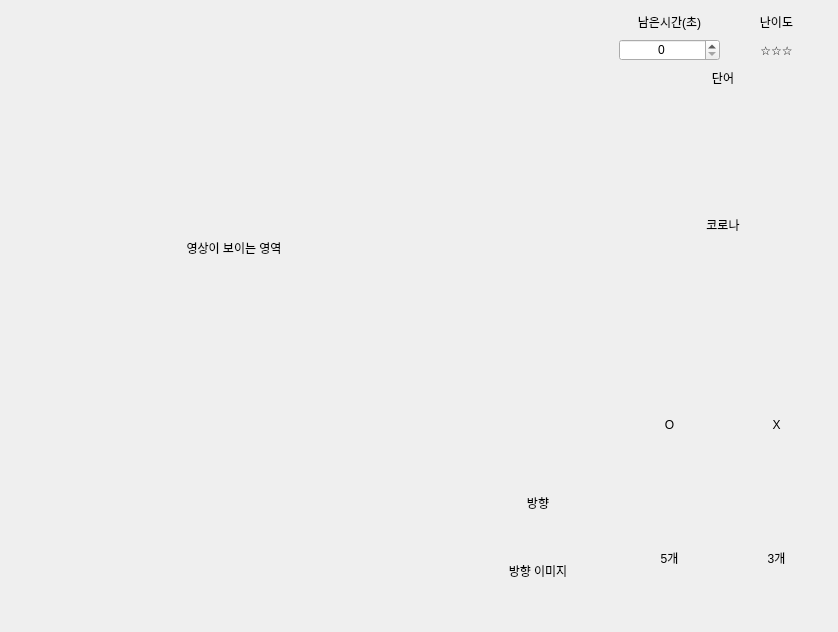
Above: resource/test_form.ui from boa9448/PyAutoMakerHuman before the change. Below: the same form after it.
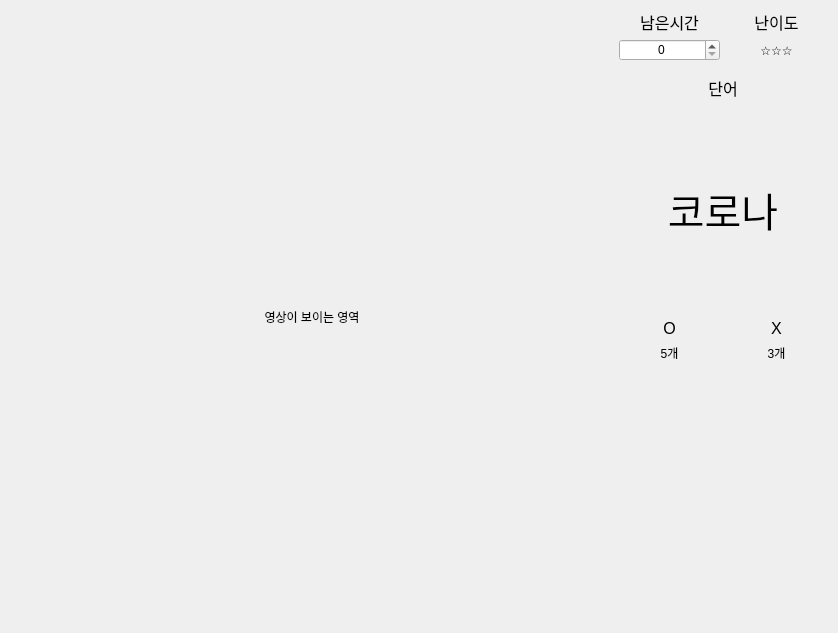
That is the form after the change.

What changed in the file:
```diff
--- a/resource/test_form.ui
+++ b/resource/test_form.ui
@@ -7,94 +7,14 @@
     <x>0</x>
     <y>0</y>
     <width>838</width>
-    <height>632</height>
+    <height>633</height>
    </rect>
   </property>
   <property name="windowTitle">
    <string>Frame</string>
   </property>
   <layout class="QGridLayout" name="gridLayout_2">
-   <item row="0" column="0">
-    <widget class="QLabel" name="screen_img_label">
-     <property name="text">
-      <string>영상이 보이는 영역</string>
-     </property>
-     <property name="alignment">
-      <set>Qt::AlignCenter</set>
-     </property>
-    </widget>
-   </item>
-   <item row="1" column="0">
-    <spacer name="horizontalSpacer_3">
-     <property name="orientation">
-      <enum>Qt::Horizontal</enum>
-     </property>
-     <property name="sizeHint" stdset="0">
-      <size>
-       <width>349</width>
-       <height>20</height>
-      </size>
-     </property>
-    </spacer>
-   </item>
-   <item row="1" column="1">
-    <widget class="QLabel" name="direction_label">
-     <property name="sizePolicy">
-      <sizepolicy hsizetype="Fixed" vsizetype="Fixed">
-       <horstretch>0</horstretch>
-       <verstretch>0</verstretch>
-      </sizepolicy>
-     </property>
-     <property name="minimumSize">
-      <size>
-       <width>150</width>
-       <height>25</height>
-      </size>
-     </property>
-     <property name="text">
-      <string>방향</string>
-     </property>
-     <property name="alignment">
-      <set>Qt::AlignCenter</set>
-     </property>
-    </widget>
-   </item>
-   <item row="2" column="0">
-    <spacer name="horizontalSpacer_2">
-     <property name="orientation">
-      <enum>Qt::Horizontal</enum>
-     </property>
-     <property name="sizeHint" stdset="0">
-      <size>
-       <width>289</width>
-       <height>20</height>
-      </size>
-     </property>
-    </spacer>
-   </item>
-   <item row="2" column="1">
-    <widget class="QLabel" name="direction_img_label">
-     <property name="sizePolicy">
-      <sizepolicy hsizetype="Fixed" vsizetype="Maximum">
-       <horstretch>0</horstretch>
-       <verstretch>0</verstretch>
-      </sizepolicy>
-     </property>
-     <property name="minimumSize">
-      <size>
-       <width>150</width>
-       <height>100</height>
-      </size>
-     </property>
-     <property name="text">
-      <string>방향 이미지</string>
-     </property>
-     <property name="alignment">
-      <set>Qt::AlignCenter</set>
-     </property>
-    </widget>
-   </item>
-   <item row="0" column="2" rowspan="3" colspan="2">
+   <item row="0" column="1" rowspan="2">
     <layout class="QVBoxLayout" name="verticalLayout_2">
      <property name="sizeConstraint">
       <enum>QLayout::SetDefaultConstraint</enum>
@@ -124,6 +44,11 @@
            <height>0</height>
           </size>
          </property>
+         <property name="font">
+          <font>
+           <pointsize>12</pointsize>
+          </font>
+         </property>
          <property name="text">
           <string>난이도</string>
          </property>
@@ -158,8 +83,13 @@
            <height>0</height>
           </size>
          </property>
+         <property name="font">
+          <font>
+           <pointsize>12</pointsize>
+          </font>
+         </property>
          <property name="text">
-          <string>남은시간(초)</string>
+          <string>남은시간</string>
          </property>
          <property name="alignment">
           <set>Qt::AlignCenter</set>
@@ -221,6 +151,22 @@
        </item>
       </layout>
      </item>
+     <item>
+      <spacer name="verticalSpacer_2">
+       <property name="orientation">
+        <enum>Qt::Vertical</enum>
+       </property>
+       <property name="sizeType">
+        <enum>QSizePolicy::Fixed</enum>
+       </property>
+       <property name="sizeHint" stdset="0">
+        <size>
+         <width>20</width>
+         <height>10</height>
+        </size>
+       </property>
+      </spacer>
+     </item>
      <item>
       <widget class="QLabel" name="label_4">
        <property name="sizePolicy">
@@ -241,28 +187,47 @@
          <height>22</height>
         </size>
        </property>
+       <property name="font">
+        <font>
+         <pointsize>12</pointsize>
+        </font>
+       </property>
        <property name="text">
         <string>단어</string>
        </property>
        <property name="alignment">
         <set>Qt::AlignCenter</set>
        </property>
+       <property name="margin">
+        <number>0</number>
+       </property>
       </widget>
      </item>
      <item>
       <widget class="QLabel" name="study_img_label">
        <property name="sizePolicy">
-        <sizepolicy hsizetype="Preferred" vsizetype="Minimum">
+        <sizepolicy hsizetype="Preferred" vsizetype="Maximum">
          <horstretch>0</horstretch>
          <verstretch>0</verstretch>
         </sizepolicy>
        </property>
        <property name="minimumSize">
         <size>
-         <width>0</width>
+         <width>208</width>
          <height>208</height>
         </size>
        </property>
+       <property name="maximumSize">
+        <size>
+         <width>208</width>
+         <height>208</height>
+        </size>
+       </property>
+       <property name="font">
+        <font>
+         <pointsize>30</pointsize>
+        </font>
+       </property>
        <property name="text">
         <string>코로나</string>
        </property>
@@ -275,6 +240,11 @@
       <layout class="QGridLayout" name="gridLayout_3">
        <item row="0" column="0">
         <widget class="QLabel" name="label_5">
+         <property name="font">
+          <font>
+           <pointsize>12</pointsize>
+          </font>
+         </property>
          <property name="text">
           <string>O</string>
          </property>
@@ -283,16 +253,6 @@
          </property>
         </widget>
        </item>
-       <item row="0" column="1">
-        <widget class="QLabel" name="label_6">
-         <property name="text">
-          <string>X</string>
-         </property>
-         <property name="alignment">
-          <set>Qt::AlignCenter</set>
-         </property>
-        </widget>
-       </item>
        <item row="1" column="0">
         <widget class="QLabel" name="label_7">
          <property name="text">
@@ -313,10 +273,54 @@
          </property>
         </widget>
        </item>
+       <item row="0" column="1">
+        <widget class="QLabel" name="label_6">
+         <property name="font">
+          <font>
+           <pointsize>12</pointsize>
+          </font>
+         </property>
+         <property name="text">
+          <string>X</string>
+         </property>
+         <property name="alignment">
+          <set>Qt::AlignCenter</set>
+         </property>
+        </widget>
+       </item>
       </layout>
      </item>
     </layout>
    </item>
+   <item row="2" column="1">
+    <spacer name="verticalSpacer">
+     <property name="orientation">
+      <enum>Qt::Vertical</enum>
+     </property>
+     <property name="sizeHint" stdset="0">
+      <size>
+       <width>20</width>
+       <height>132</height>
+      </size>
+     </property>
+    </spacer>
+   </item>
+   <item row="0" column="0" rowspan="3">
+    <widget class="QLabel" name="screen_img_label">
+     <property name="sizePolicy">
+      <sizepolicy hsizetype="Expanding" vsizetype="Preferred">
+       <horstretch>0</horstretch>
+       <verstretch>0</verstretch>
+      </sizepolicy>
+     </property>
+     <property name="text">
+      <string>영상이 보이는 영역</string>
+     </property>
+     <property name="alignment">
+      <set>Qt::AlignCenter</set>
+     </property>
+    </widget>
+   </item>
   </layout>
  </widget>
  <resources/>
```
